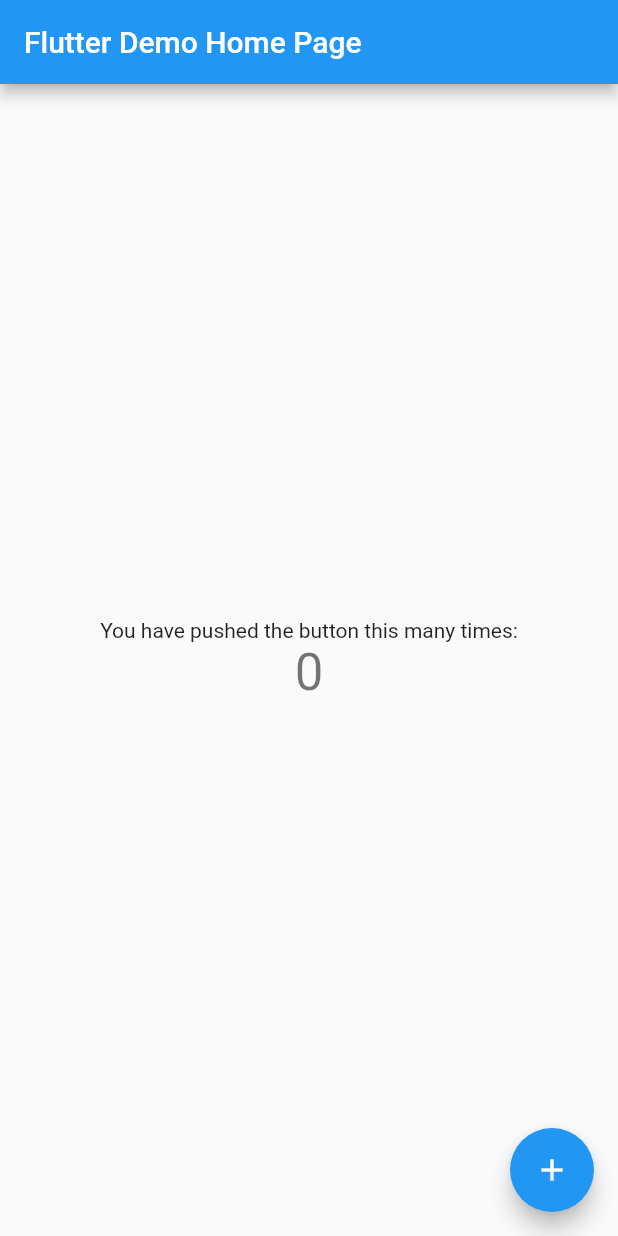
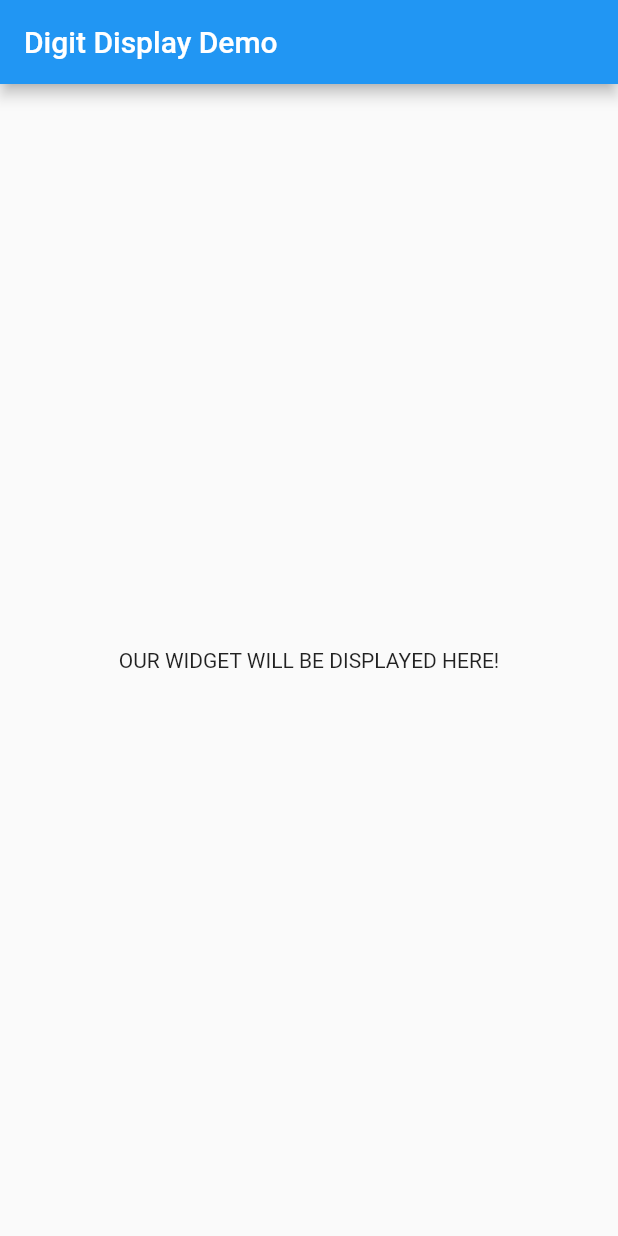
Before and after one commit to martindobrev/animated_digit_display, a Flutter app: the screen it shows after launch, on a phone screen of 412 x 824 dp. Run offline on Flutter 3.47's test engine with Material 2 defaults, Android fonts, the phone set to English and light mode, and no system bars.

Commit message:
Remove default app, add new clean widgets

```diff
--- a/lib/main.dart
+++ b/lib/main.dart
@@ -7,105 +7,19 @@ class MyApp extends StatelessWidget {
   @override
   Widget build(BuildContext context) {
     return MaterialApp(
-      title: 'Flutter Demo',
-      theme: ThemeData(
-        // This is the theme of your application.
-        //
-        // Try running your application with "flutter run". You'll see the
-        // application has a blue toolbar. Then, without quitting the app, try
-        // changing the primarySwatch below to Colors.green and then invoke
-        // "hot reload" (press "r" in the console where you ran "flutter run",
-        // or simply save your changes to "hot reload" in a Flutter IDE).
-        // Notice that the counter didn't reset back to zero; the application
-        // is not restarted.
-        primarySwatch: Colors.blue,
-      ),
-      home: MyHomePage(title: 'Flutter Demo Home Page'),
-    );
+        title: 'Animated Digit Display Demo',
+        theme: ThemeData(
+          primarySwatch: Colors.blue,
+        ),
+        home: DigitDisplayDemo());
   }
 }
 
-class MyHomePage extends StatefulWidget {
-  MyHomePage({Key key, this.title}) : super(key: key);
-
-  // This widget is the home page of your application. It is stateful, meaning
-  // that it has a State object (defined below) that contains fields that affect
-  // how it looks.
-
-  // This class is the configuration for the state. It holds the values (in this
-  // case the title) provided by the parent (in this case the App widget) and
-  // used by the build method of the State. Fields in a Widget subclass are
-  // always marked "final".
-
-  final String title;
-
-  @override
-  _MyHomePageState createState() => _MyHomePageState();
-}
-
-class _MyHomePageState extends State<MyHomePage> {
-  int _counter = 0;
-
-  void _incrementCounter() {
-    setState(() {
-      // This call to setState tells the Flutter framework that something has
-      // changed in this State, which causes it to rerun the build method below
-      // so that the display can reflect the updated values. If we changed
-      // _counter without calling setState(), then the build method would not be
-      // called again, and so nothing would appear to happen.
-      _counter++;
-    });
-  }
-
+class DigitDisplayDemo extends StatelessWidget {
   @override
   Widget build(BuildContext context) {
-    // This method is rerun every time setState is called, for instance as done
-    // by the _incrementCounter method above.
-    //
-    // The Flutter framework has been optimized to make rerunning build methods
-    // fast, so that you can just rebuild anything that needs updating rather
-    // than having to individually change instances of widgets.
     return Scaffold(
-      appBar: AppBar(
-        // Here we take the value from the MyHomePage object that was created by
-        // the App.build method, and use it to set our appbar title.
-        title: Text(widget.title),
-      ),
-      body: Center(
-        // Center is a layout widget. It takes a single child and positions it
-        // in the middle of the parent.
-        child: Column(
-          // Column is also layout widget. It takes a list of children and
-          // arranges them vertically. By default, it sizes itself to fit its
-          // children horizontally, and tries to be as tall as its parent.
-          //
-          // Invoke "debug painting" (press "p" in the console, choose the
-          // "Toggle Debug Paint" action from the Flutter Inspector in Android
-          // Studio, or the "Toggle Debug Paint" command in Visual Studio Code)
-          // to see the wireframe for each widget.
-          //
-          // Column has various properties to control how it sizes itself and
-          // how it positions its children. Here we use mainAxisAlignment to
-          // center the children vertically; the main axis here is the vertical
-          // axis because Columns are vertical (the cross axis would be
-          // horizontal).
-          mainAxisAlignment: MainAxisAlignment.center,
-          children: <Widget>[
-            Text(
-              'You have pushed the button this many times:',
-            ),
-            Text(
-              '$_counter',
-              style: Theme.of(context).textTheme.display1,
-            ),
-          ],
-        ),
-      ),
-      floatingActionButton: FloatingActionButton(
-        onPressed: _incrementCounter,
-        tooltip: 'Increment',
-        child: Icon(Icons.add),
-      ), // This trailing comma makes auto-formatting nicer for build methods.
-    );
+        appBar: AppBar(title: Text('Digit Display Demo')),
+        body: Center(child: Text('OUR WIDGET WILL BE DISPLAYED HERE!')));
   }
 }
```
Also changed, not shown: 1 other file.
